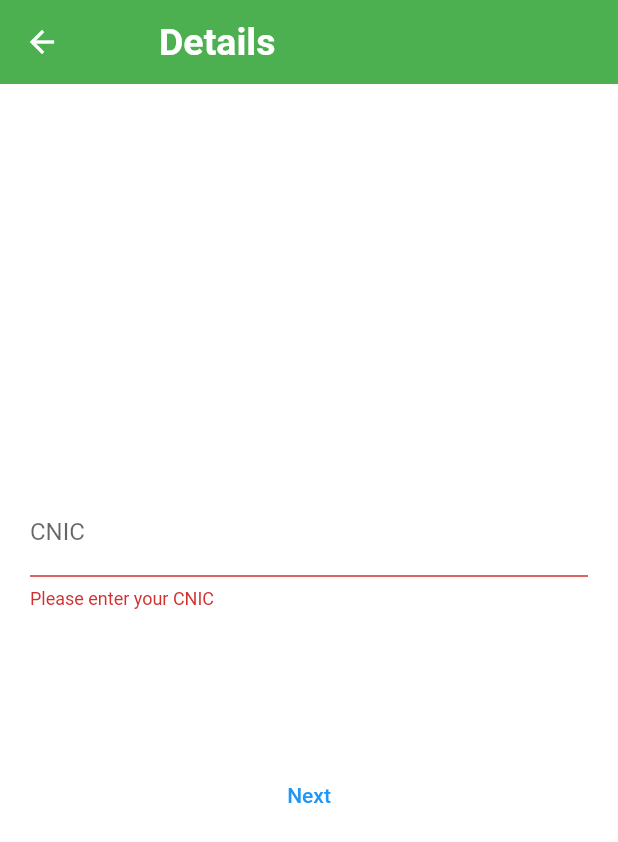
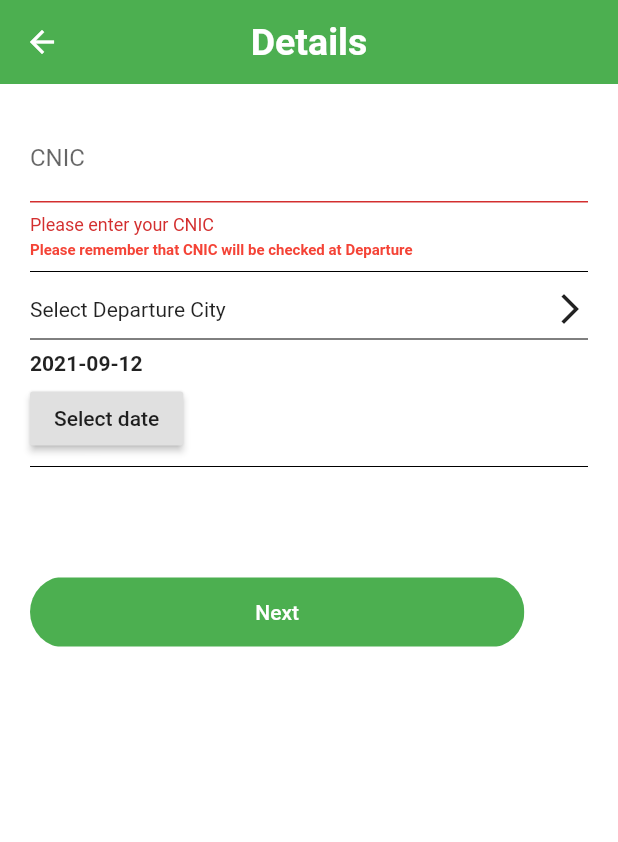
Before and after one commit to KiramatBaig/Trek-Pakistan-TourApp, a Flutter app: the Transport2 screen opened directly, after a tap on "Next", on a phone screen of 412 x 824 dp. Shown: the top 842 px of the screen. Run offline on Flutter 3.47's test engine with Material 2 defaults, Android fonts, the phone set to English and light mode, and no system bars; our stand-ins replace auto_size_text, dio, flutter_layout_grid, flutter_svg, geocoding, geolocator and 3 more; missing offline and left inert: flutter_polyline_points, google_maps_webservice.

Commit message:
Update TransportScreen2.dart

```diff
--- a/lib/Screens/Transport/TransportScreen2.dart
+++ b/lib/Screens/Transport/TransportScreen2.dart
@@ -1,5 +1,7 @@
 import 'package:flutter/material.dart';
+import 'package:flutter/services.dart';
 import 'package:flutter_auth/Components/MyNavigationBar.dart';
+import 'package:flutter_auth/Components/rounded_button.dart';
 import 'package:flutter_auth/Screens/Destination/Global/app_colors.dart';
 import 'package:google_fonts/google_fonts.dart';
 
@@ -14,65 +16,154 @@ class _Transport2State extends State<Transport2> {
   String _Departure;
   String _Arrival;
 
-  final GlobalKey<FormState> _formKey=GlobalKey<FormState>();
-  Widget _buildCNIC(){
+
+  final GlobalKey<FormState> _formKey = GlobalKey<FormState>();
+
+  Widget _buildCNIC() {
     return TextFormField(
-      decoration: InputDecoration(labelText: "CNIC"),
-      validator: (String Value){
-        if(Value.isEmpty){
+      decoration: InputDecoration(
+          labelText: "CNIC", hintText: "61101-5866674-2"),
+      keyboardType: TextInputType.number,
+      inputFormatters: [
+        WhitelistingTextInputFormatter.digitsOnly,
+        new LengthLimitingTextInputFormatter(13),
+        new NumberFormatter()
+      ],
+      validator: (String Value) {
+        if (Value.isEmpty) {
           return "Please enter your CNIC";
         }
+
       },
-      onSaved: (String Value){
-        _CNIC=Value;
+
+      onSaved: (String Value) {
+        _CNIC = Value;
       },
     );
   }
-  Widget _buildDeparture(){
-    return null;
+
+  Widget _buildDeparture() {
+    return GestureDetector(
+      child: Row(
+        mainAxisAlignment: MainAxisAlignment.spaceBetween,
+        children: [
+
+          Text("Select Departure City "),
+          Icon(Icons.arrow_forward_ios,),
+        ],
+      ),
+      onTap: (){
+        print("Select City");
+      },
+    );
+
+
   }
-  Widget _buildDate(){
-    return null;
+
+  DateTime selectedDate = DateTime.now();
+
+  Future<void> _selectDate(BuildContext context) async {
+    final DateTime picked = await showDatePicker(
+        context: context,
+        initialDate: selectedDate,
+        firstDate: DateTime.now(),
+        lastDate: DateTime(2022));
+    if (picked != null && picked != selectedDate)
+      setState(() {
+        selectedDate = picked;
+      });
   }
-  Widget _buildTime(){
-    return null;
-  }
+
   @override
   Widget build(BuildContext context) {
     return Scaffold(
       appBar: AppBar(
         elevation: 0,
 
-        title: const Text('Details',style: TextStyle(fontWeight: FontWeight.bold,fontSize: 25),),
-        titleSpacing: 50,
+        title: const Text('Details',
+          style: TextStyle(fontWeight: FontWeight.bold, fontSize: 25),),
+        centerTitle: true,
         backgroundColor: Colors.green,
       ),
-      body: Container(
+      body: ListView(
         padding: EdgeInsets.all(20),
-        child:Form(
+        children:[ Form(
 
           key: _formKey,
           child: Column(
 
             mainAxisAlignment: MainAxisAlignment.center,
+            crossAxisAlignment: CrossAxisAlignment.start,
             children: [
 
               _buildCNIC(),
-              // _buildDeparture(),
+              SizedBox(height: 4,),
+              Text("Please remember that CNIC will be checked at Departure",style: TextStyle(fontWeight: FontWeight.bold,color: Colors.red,fontSize: 10,),),
+              Divider(color: Colors.black,),
+              SizedBox(height: 5.0,),
+              _buildDeparture(),
+              Divider(color: Colors.black,),
+              Text("${selectedDate.toLocal()}".split(' ')[0],style: TextStyle(fontWeight: FontWeight.bold),),
+              SizedBox(height: 5.0,),
+              RaisedButton(
+                onPressed: () => _selectDate(context),
+                child: Text('Select date'),
+              ),
+              Divider(color: Colors.black,),
+              SizedBox(height: 5.0,),
+
               // _buildDate(),
               // _buildTime(),
-              SizedBox(height: 100,),
-              TextButton(onPressed: (){
-                if(!_formKey.currentState.validate()){
-                  return;
-                }
-                _formKey.currentState.save();
-                print(_CNIC);
-              }, child: Text("Next"))
+              SizedBox(height: 50,),
+              RoundedButton(
+                text: "Next",
+                press: (){
+                  if (!_formKey.currentState.validate()) {
+                    return;
+                  }
+                  _formKey.currentState.save();
+                  print(_CNIC);
+                },
+              ),
             ],
           ),
         ),
+      ]
       ),
     );
   }
 }
+class NumberFormatter extends TextInputFormatter {
+  @override
+  TextEditingValue formatEditUpdate(
+      TextEditingValue oldValue, TextEditingValue newValue) {
+    var text = newValue.text;
+
+    if (newValue.selection.baseOffset == 0) {
+      return newValue;
+    }
+
+    var buffer = new StringBuffer();
+    for (int i = 0; i < text.length; i++) {
+      buffer.write(text[i]);
+      var nonZeroIndex = i + 1;
+      print(text.length);
+      if (nonZeroIndex <= 5) {
+        print("non");
+        print(nonZeroIndex);
+        if (nonZeroIndex % 5 == 0 && nonZeroIndex != text.length) {
+          buffer.write('-'); // Add double spaces.
+        }
+      } else {
+        if (nonZeroIndex % 12 == 0 && nonZeroIndex != text.length) {
+          buffer.write('-'); // Add double spaces.
+        }
+      }
+    }
+
+    var string = buffer.toString();
+    return newValue.copyWith(
+        text: string,
+        selection: new TextSelection.collapsed(offset: string.length));
+  }
+}
```
